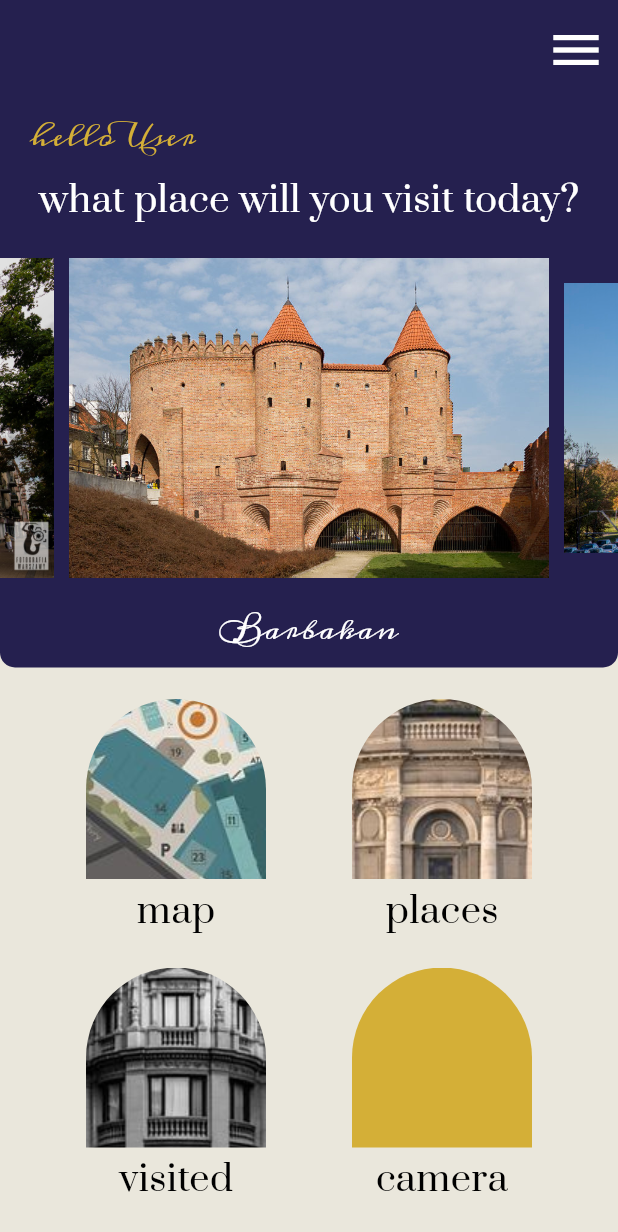
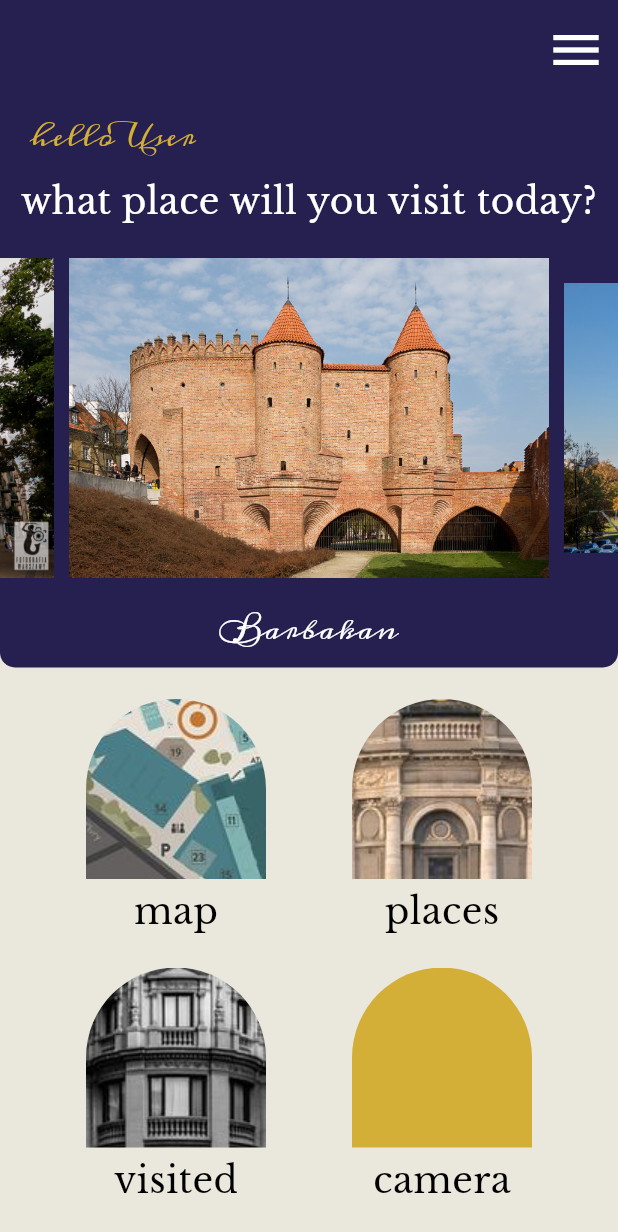
Before and after one commit to SmartCityPW/projekt-it, a Flutter app: the screen it shows after launch, on a phone screen of 412 x 824 dp. Shown: the top 1232 px of the screen. Run offline on Flutter 3.47's test engine with Material 3 defaults, Android fonts, the phone set to English and light mode, and no system bars; drawn by our look-alikes of carousel_slider; our stand-ins replace camera, flutter_svg, geolocator; missing offline and left inert: map_launcher; project files that could hold a hidden picture were left out.

Commit message:
Changet font to one supporting polish diacritics

```diff
--- a/lib/theme/theme_constants.dart
+++ b/lib/theme/theme_constants.dart
@@ -7,7 +7,8 @@ const colorAccent = Color.fromRGBO(37, 32, 79, 1);
 const colorBack = Color.fromRGBO(234, 231, 220, 1);
 
 const fontBody = TextStyle(fontFamily: 'Montserrat', fontSize: 20);
-const fontHeaderMedium = TextStyle(fontFamily: 'Prata', fontSize: 24);
+const fontHeaderMedium =
+    TextStyle(fontFamily: 'Libre Baskerville', fontSize: 24);
 const fontFancySmall = TextStyle(fontFamily: 'Meddon', fontSize: 18);
 
 ThemeData baseTheme =
--- a/pubspec.yaml
+++ b/pubspec.yaml
@@ -36,9 +36,9 @@ flutter:
         style: italic
       - asset: lib/fonts/montserrat/Montserrat-Bold.ttf
         weight: 700
-    - family: Prata
+    - family: Libre Baskerville
       fonts:
-      - asset: lib/fonts/prata/Prata-Regular.ttf
+      - asset: lib/fonts/libre_baskerville/LibreBaskerville-Regular.ttf
     - family: Meddon
       fonts:
       - asset: lib/fonts/meddon/Meddon-Regular.ttf
```
Also changed, not shown: lib/fonts/libre_baskerville/LibreBaskerville-Bold.ttf (added), lib/fonts/libre_baskerville/LibreBaskerville-Italic.ttf (added), lib/fonts/libre_baskerville/LibreBaskerville-Regular.ttf (added).
